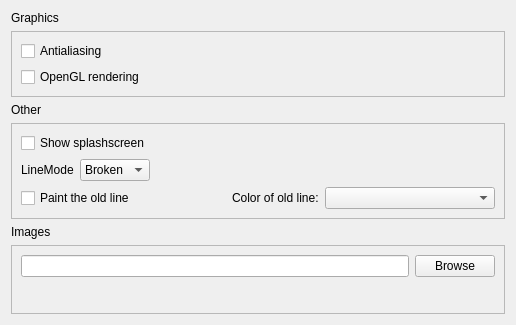
Above: qrgui/dialogs/preferencesPages/miscellaniousPage.ui from qreal/qreal before the change. Below: the same form after it.
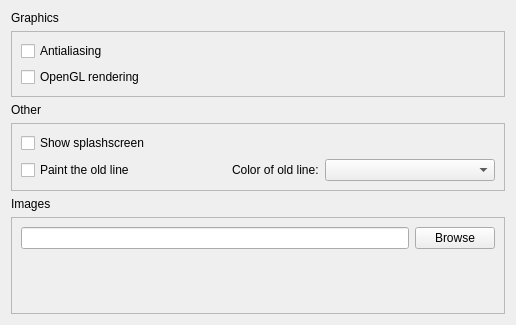
That is the form after the change.

Commit message: Edge settings moved to the editor page.

```diff
--- a/qrgui/dialogs/preferencesPages/miscellaniousPage.ui
+++ b/qrgui/dialogs/preferencesPages/miscellaniousPage.ui
@@ -65,47 +65,7 @@
      <property name="frameShadow">
       <enum>QFrame::Raised</enum>
      </property>
-     <layout class="QGridLayout" name="gridLayout_2" rowstretch="0,0,0,0,0">
-      <item row="3" column="0">
-       <layout class="QHBoxLayout" name="horizontalLayout">
-        <item>
-         <widget class="QLabel" name="label">
-          <property name="text">
-           <string>LineMode</string>
-          </property>
-         </widget>
-        </item>
-        <item>
-         <widget class="QComboBox" name="lineMode">
-          <item>
-           <property name="text">
-            <string>Broken</string>
-           </property>
-          </item>
-          <item>
-           <property name="text">
-            <string>Square</string>
-           </property>
-          </item>
-          <item>
-           <property name="text">
-            <string>Curve</string>
-           </property>
-          </item>
-         </widget>
-        </item>
-       </layout>
-      </item>
-      <item row="4" column="0">
-       <widget class="QCheckBox" name="paintOldLineCheckBox">
-        <property name="enabled">
-         <bool>true</bool>
-        </property>
-        <property name="text">
-         <string>Paint the old line</string>
-        </property>
-       </widget>
-      </item>
+     <layout class="QGridLayout" name="gridLayout_2" rowstretch="0,0,0,0">
       <item row="0" column="0">
        <widget class="QCheckBox" name="splashScreenCheckBox">
         <property name="text">
@@ -113,7 +73,14 @@
         </property>
        </widget>
       </item>
-      <item row="4" column="3">
+      <item row="3" column="2">
+       <widget class="QLabel" name="label_8">
+        <property name="text">
+         <string>Color of old line:</string>
+        </property>
+       </widget>
+      </item>
+      <item row="3" column="3">
        <widget class="QComboBox" name="colorComboBox">
         <property name="minimumSize">
          <size>
@@ -126,14 +93,17 @@
         </property>
        </widget>
       </item>
-      <item row="4" column="2">
-       <widget class="QLabel" name="label_8">
+      <item row="3" column="0">
+       <widget class="QCheckBox" name="paintOldLineCheckBox">
+        <property name="enabled">
+         <bool>true</bool>
+        </property>
         <property name="text">
-         <string>Color of old line:</string>
+         <string>Paint the old line</string>
         </property>
        </widget>
       </item>
-      <item row="4" column="1">
+      <item row="3" column="1">
        <spacer name="horizontalSpacer">
         <property name="orientation">
          <enum>Qt::Horizontal</enum>
```
Left out of the diff: 20 changed lines with no effect on the pictures. The commit also changes 8 other files.
